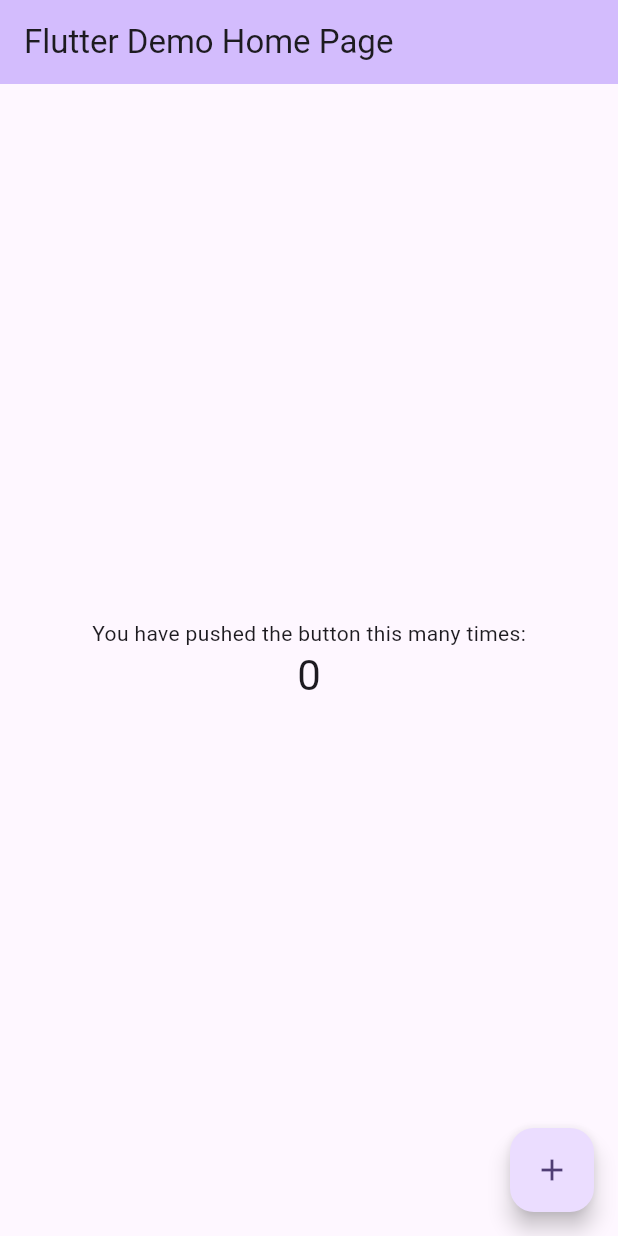
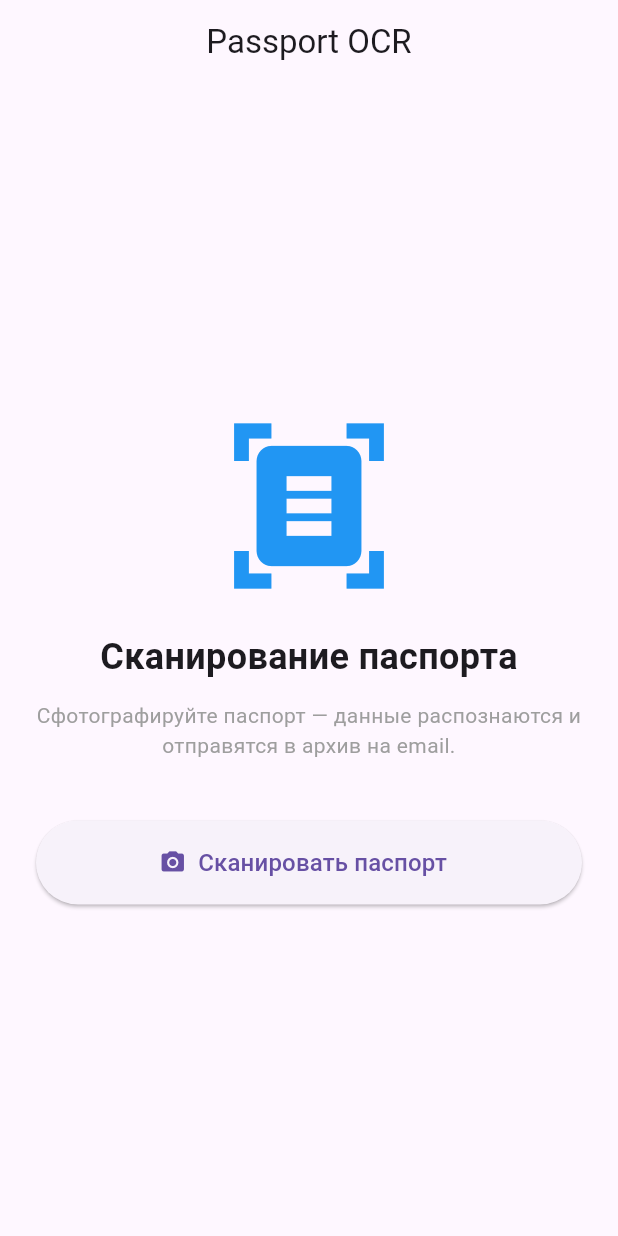
Before and after one commit to glebblinovskov42-hash/Passport_app, a Flutter app: the screen it shows after launch, on a phone screen of 412 x 824 dp. Run offline on Flutter 3.47's test engine with Material 3 defaults, Android fonts, the phone set to English and light mode, and no system bars.

Commit message:
add mock-interface

```diff
--- a/lib/main.dart
+++ b/lib/main.dart
@@ -1,122 +1,21 @@
 import 'package:flutter/material.dart';
+import 'screens/home_screen.dart';
 
-void main() {
-  runApp(const MyApp());
-}
+void main() => runApp(const PassportApp());
 
-class MyApp extends StatelessWidget {
-  const MyApp({super.key});
+class PassportApp extends StatelessWidget {
+  const PassportApp({super.key});
 
-  // This widget is the root of your application.
   @override
   Widget build(BuildContext context) {
     return MaterialApp(
-      title: 'Flutter Demo',
+      title: 'Passport OCR',
+      debugShowCheckedModeBanner: false,
       theme: ThemeData(
-        // This is the theme of your application.
-        //
-        // TRY THIS: Try running your application with "flutter run". You'll see
-        // the application has a purple toolbar. Then, without quitting the app,
-        // try changing the seedColor in the colorScheme below to Colors.green
-        // and then invoke "hot reload" (save your changes or press the "hot
-        // reload" button in a Flutter-supported IDE, or press "r" if you used
-        // the command line to start the app).
-        //
-        // Notice that the counter didn't reset back to zero; the application
-        // state is not lost during the reload. To reset the state, use hot
-        // restart instead.
-        //
-        // This works for code too, not just values: Most code changes can be
-        // tested with just a hot reload.
-        colorScheme: .fromSeed(seedColor: Colors.deepPurple),
+        primarySwatch: Colors.blue,
+        useMaterial3: true,
       ),
-      home: const MyHomePage(title: 'Flutter Demo Home Page'),
+      home: const HomeScreen(),
     );
   }
 }
-
-class MyHomePage extends StatefulWidget {
-  const MyHomePage({super.key, required this.title});
-
-  // This widget is the home page of your application. It is stateful, meaning
-  // that it has a State object (defined below) that contains fields that affect
-  // how it looks.
-
-  // This class is the configuration for the state. It holds the values (in this
-  // case the title) provided by the parent (in this case the App widget) and
-  // used by the build method of the State. Fields in a Widget subclass are
-  // always marked "final".
-
-  final String title;
-
-  @override
-  State<MyHomePage> createState() => _MyHomePageState();
-}
-
-class _MyHomePageState extends State<MyHomePage> {
-  int _counter = 0;
-
-  void _incrementCounter() {
-    setState(() {
-      // This call to setState tells the Flutter framework that something has
-      // changed in this State, which causes it to rerun the build method below
-      // so that the display can reflect the updated values. If we changed
-      // _counter without calling setState(), then the build method would not be
-      // called again, and so nothing would appear to happen.
-      _counter++;
-    });
-  }
-
-  @override
-  Widget build(BuildContext context) {
-    // This method is rerun every time setState is called, for instance as done
-    // by the _incrementCounter method above.
-    //
-    // The Flutter framework has been optimized to make rerunning build methods
-    // fast, so that you can just rebuild anything that needs updating rather
-    // than having to individually change instances of widgets.
-    return Scaffold(
-      appBar: AppBar(
-        // TRY THIS: Try changing the color here to a specific color (to
-        // Colors.amber, perhaps?) and trigger a hot reload to see the AppBar
-        // change color while the other colors stay the same.
-        backgroundColor: Theme.of(context).colorScheme.inversePrimary,
-        // Here we take the value from the MyHomePage object that was created by
-        // the App.build method, and use it to set our appbar title.
-        title: Text(widget.title),
-      ),
-      body: Center(
-        // Center is a layout widget. It takes a single child and positions it
-        // in the middle of the parent.
-        child: Column(
-          // Column is also a layout widget. It takes a list of children and
-          // arranges them vertically. By default, it sizes itself to fit its
-          // children horizontally, and tries to be as tall as its parent.
-          //
-          // Column has various properties to control how it sizes itself and
-          // how it positions its children. Here we use mainAxisAlignment to
-          // center the children vertically; the main axis here is the vertical
-          // axis because Columns are vertical (the cross axis would be
-          // horizontal).
-          //
-          // TRY THIS: Invoke "debug painting" (choose the "Toggle Debug Paint"
-          // action in the IDE, or press "p" in the console), to see the
-          // wireframe for each widget.
-          mainAxisAlignment: .center,
-          children: [
-            const Text('You have pushed the button this many times:'),
-            Text(
-              '$_counter',
-              style: Theme.of(context).textTheme.headlineMedium,
-            ),
-          ],
-        ),
-      ),
-      floatingActionButton: FloatingActionButton(
-        onPressed: _incrementCounter,
-        tooltip: 'Increment',
-        child: const Icon(Icons.add),
-      ),
-    );
-  }
-}
--- /dev/null
+++ b/lib/models/passport_data.dart
@@ -0,0 +1,16 @@
+class PassportData {
+  final String text;
+  final String? email;
+
+  PassportData({
+    required this.text,
+    this.email,
+  });
+
+  PassportData copyWith({String? text, String? email}) {
+    return PassportData(
+      text: text ?? this.text,
+      email: email ?? this.email,
+    );
+  }
+}
--- /dev/null
+++ b/lib/screens/home_screen.dart
@@ -0,0 +1,53 @@
+import 'package:flutter/material.dart';
+import '../widgets/custom_button.dart';
+import 'camera_screen.dart';
+
+class HomeScreen extends StatelessWidget {
+  const HomeScreen({super.key});
+
+  @override
+  Widget build(BuildContext context) {
+    return Scaffold(
+      appBar: AppBar(
+        title: const Text('Passport OCR'),
+        centerTitle: true,
+      ),
+      body: Padding(
+        padding: const EdgeInsets.all(24.0),
+        child: Column(
+          mainAxisAlignment: MainAxisAlignment.center,
+          children: [
+            const Icon(
+              Icons.document_scanner,
+              size: 120,
+              color: Colors.blue,
+            ),
+            const SizedBox(height: 24),
+            const Text(
+              'Сканирование паспорта',
+              style: TextStyle(fontSize: 24, fontWeight: FontWeight.bold),
+              textAlign: TextAlign.center,
+            ),
+            const SizedBox(height: 12),
+            const Text(
+              'Сфотографируйте паспорт — данные распознаются и отправятся в архив на email.',
+              style: TextStyle(fontSize: 14, color: Colors.grey),
+              textAlign: TextAlign.center,
+            ),
+            const SizedBox(height: 40),
+            CustomButton(
+              label: 'Сканировать паспорт',
+              icon: Icons.camera_alt,
+              onPressed: () {
+                Navigator.push(
+                  context,
+                  MaterialPageRoute(builder: (_) => const CameraScreen()),
+                );
+              },
+            ),
+          ],
+        ),
+      ),
+    );
+  }
+}
--- /dev/null
+++ b/lib/widgets/custom_button.dart
@@ -0,0 +1,41 @@
+import 'package:flutter/material.dart';
+
+class CustomButton extends StatelessWidget {
+  final String label;
+  final VoidCallback? onPressed;
+  final IconData? icon;
+  final bool loading;
+
+  const CustomButton({
+    super.key,
+    required this.label,
+    this.onPressed,
+    this.icon,
+    this.loading = false,
+  });
+
+  @override
+  Widget build(BuildContext context) {
+    return SizedBox(
+      width: double.infinity,
+      height: 56,
+      child: ElevatedButton.icon(
+        onPressed: loading ? null : onPressed,
+        icon: loading
+            ? const SizedBox(
+                width: 20,
+                height: 20,
+                child: CircularProgressIndicator(
+                  strokeWidth: 2,
+                  color: Colors.white,
+                ),
+              )
+            : Icon(icon ?? Icons.arrow_forward),
+        label: Text(
+          loading ? 'Загрузка...' : label,
+          style: const TextStyle(fontSize: 16),
+        ),
+      ),
+    );
+  }
+}
--- a/pubspec.yaml
+++ b/pubspec.yaml
@@ -35,6 +35,9 @@ dependencies:
   # Use with the CupertinoIcons class for iOS style icons.
   cupertino_icons: ^1.0.8
   text_recognition_camera: ^0.0.6
+  camera: ^0.12.1
+  google_mlkit_text_recognition: ^0.14.0
+  http: ^1.6.0
 
 dev_dependencies:
   flutter_test:
```
Also changed, not shown: lib/screens/camera_screen.dart (added, +46 -0 lines), lib/screens/result_screen.dart (added, +89 -0 lines), lib/screens/success_screen.dart (added, +44 -0 lines), lib/services/api_service.dart (added, +27 -0 lines), pubspec.lock.
